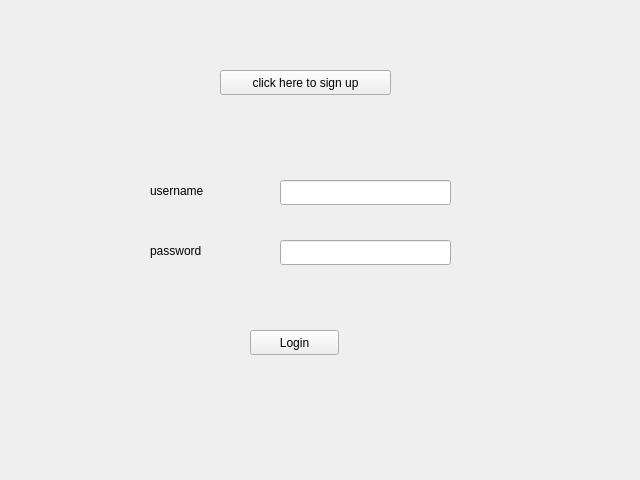
Above: Qt/login.ui from helauren42/Chess_online before the change. Below: the same form after it.
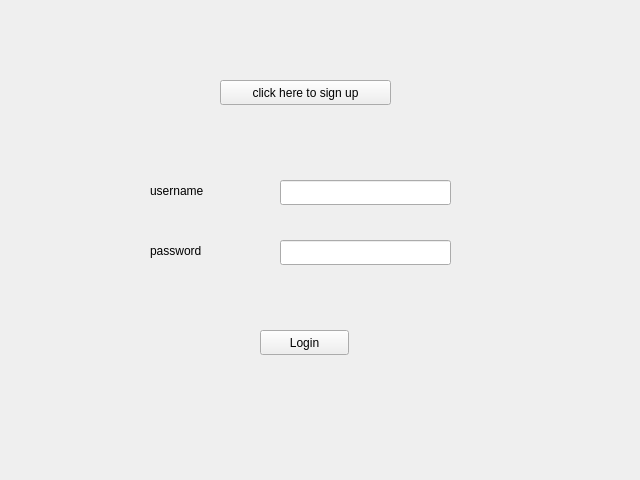
That is the form after the change.

The edit to the form file:
```diff
--- a/Qt/login.ui
+++ b/Qt/login.ui
@@ -65,7 +65,7 @@
   <widget class="QPushButton" name="loginButton">
    <property name="geometry">
     <rect>
-     <x>250</x>
+     <x>260</x>
      <y>330</y>
      <width>89</width>
      <height>25</height>
@@ -79,7 +79,7 @@
    <property name="geometry">
     <rect>
      <x>220</x>
-     <y>70</y>
+     <y>80</y>
      <width>171</width>
      <height>25</height>
     </rect>
```
